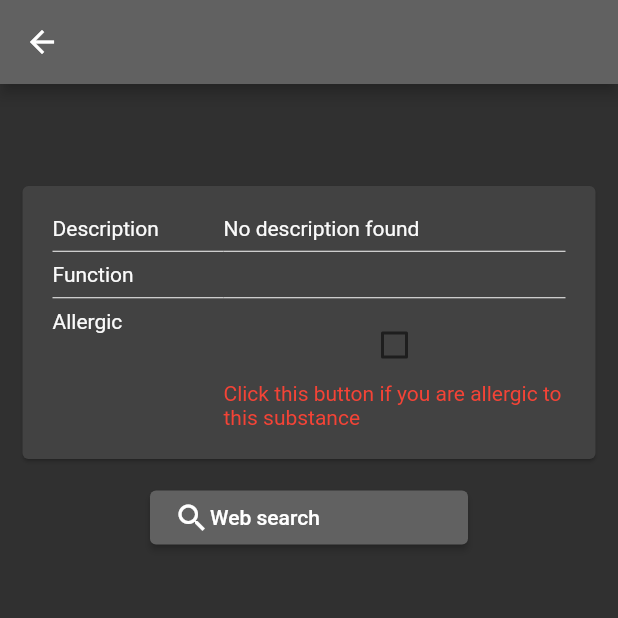
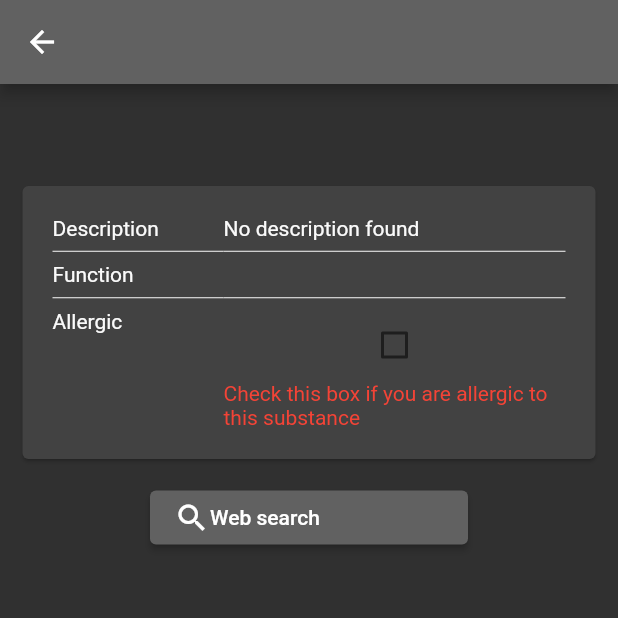
Before and after one commit to HuePhung/Kiss_Project, a Flutter app: the DetailScreen screen opened directly with empty values, on a phone screen of 412 x 824 dp, the top half of it. Run offline on Flutter 3.47's test engine with Material 2 defaults, Android fonts, the phone set to English and light mode, and no system bars; our stand-ins replace camera, flutter_keyboard_visibility, image_picker, shared_preferences; missing offline and left inert: exif, firebase_ml_vision, flutter_exif_rotation; accounts and stored records are empty.

Commit message:
Changed some text from 'click button' to 'check box'

```diff
--- a/project_kiss/lib/detailScreen.dart
+++ b/project_kiss/lib/detailScreen.dart
@@ -125,7 +125,7 @@ class DetailScreen extends StatelessWidget {
                                       children: [
                                         CheckBoxWid(ingredient,),
                                         Text(
-                                          "Click this button if you are allergic to this substance",
+                                          "Check this box if you are allergic to this substance",
                                           style: TextStyle(color: Colors.red),
                                         ),
                                       ],
```
